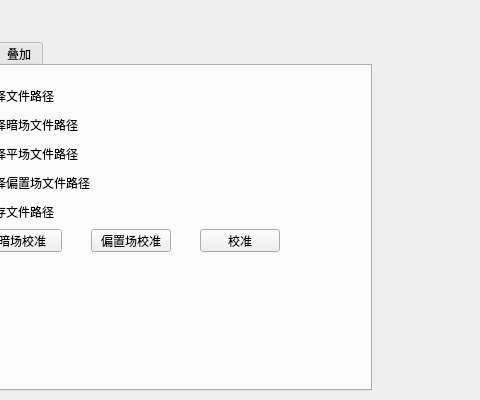
The window that Src/mainwindow.ui (3737cc/C.A.A.P) describes before a commit, drawn with Qt 5; both pictures show x 289 to 769 and y 0 to 400 of the 1103 by 656 pixel window.
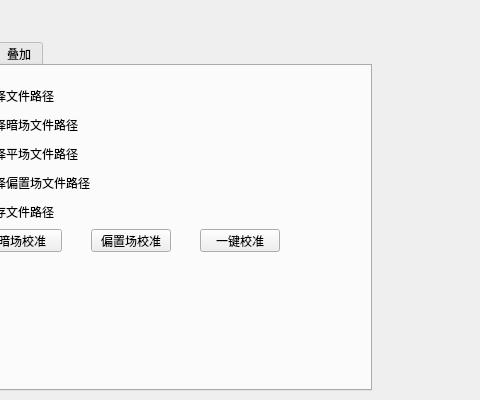
The same window after the commit.

Commit message: 添加刚体和非刚体对齐

The edit to the form file:
```diff
--- a/Src/mainwindow.ui
+++ b/Src/mainwindow.ui
@@ -108,7 +108,7 @@
          </rect>
         </property>
         <property name="text">
-         <string>校准</string>
+         <string>一键校准</string>
         </property>
        </widget>
        <widget class="QPushButton" name="Flat_field_button">
```
The commit also changes 2 other files.
